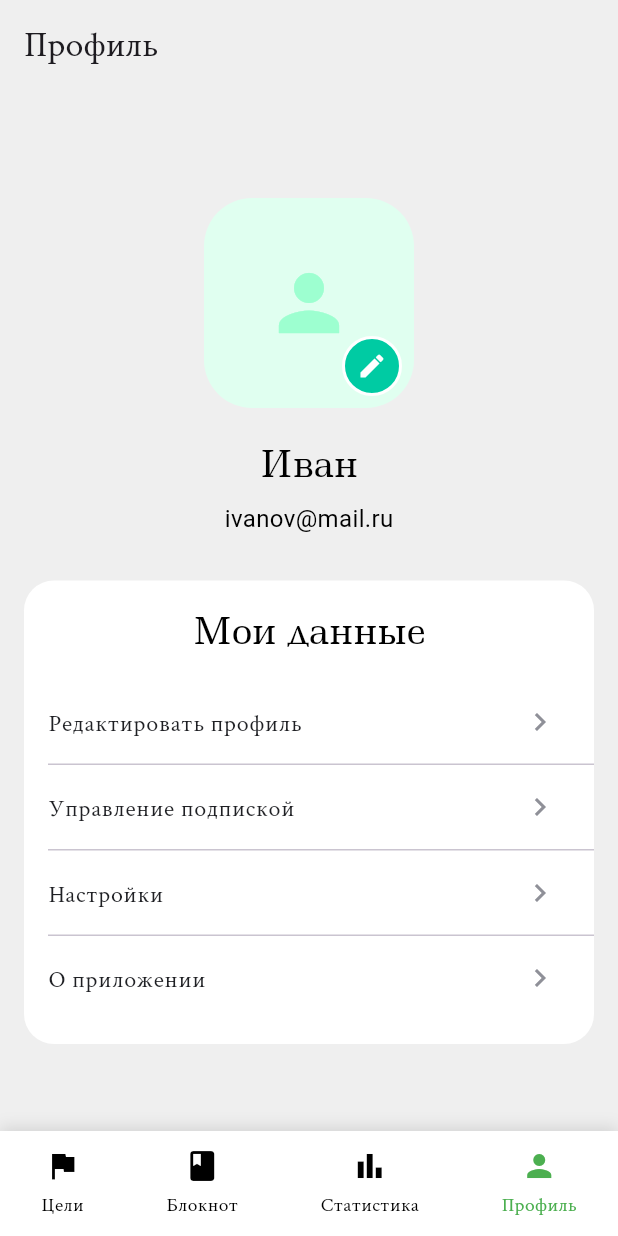
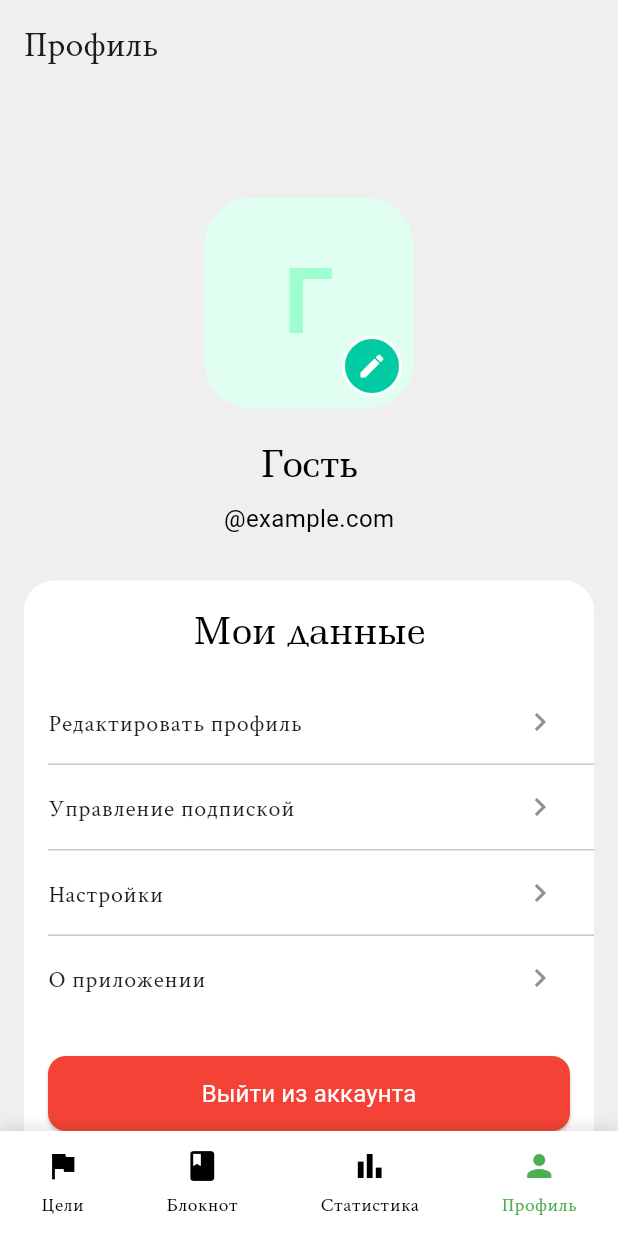
Before and after one commit to git-company-tp10-1/main, a Flutter app: the MainScreen screen opened directly, swiped to page 4, on a phone screen of 412 x 824 dp. Run offline on Flutter 3.47's test engine with Material 3 defaults, Android fonts, the phone set to English and light mode, and no system bars; our stand-ins replace shared_preferences; accounts and stored records are empty; network calls fail; Roboto replaces fonts that are missing (Anonymous Pro).

Commit message:
New branch

```diff
--- a/lib/core/navigation/routes.dart
+++ b/lib/core/navigation/routes.dart
@@ -11,13 +11,13 @@ import '../../presentation/screens/statistics.dart';
 
 
 final Map<String, WidgetBuilder> appRoutes = {
-  '/': (context) => const MainScreen(),
+  '/': (context) => const MainScreen(username: '',),
   '/auth': (context) => const AuthorizeScreen(),
   '/registration': (context) => const RegistrationScreen(),
   '/permission': (context) => const PermissionsScreen(),
   '/pay': (context) => const PaymentScreen(),
   '/notes': (context) => const NotesScreen(selectedDay: '', token: '',),
   '/recovery': (context) => const PasswordRecoveryScreen(),
-  '/profile': (context) => const ProfileScreen(),
+  '/profile': (context) => const ProfileScreen(userEmail: '',),
   '/stats': (context) => const StatisticsScreen(selectedDay: '',),
 };
--- a/lib/presentation/screens/main_screen.dart
+++ b/lib/presentation/screens/main_screen.dart
@@ -7,8 +7,13 @@ import '../../widgets/week_day_selector.dart';
 
 class MainScreen extends StatefulWidget {
   final bool isGuest;
+  final String username;
 
-  const MainScreen({super.key, this.isGuest = false});
+  const MainScreen({
+    super.key,
+    this.isGuest = false,
+    required this.username,
+  });
 
   @override
   State<MainScreen> createState() => _MainScreenState();
@@ -16,21 +21,28 @@ class MainScreen extends StatefulWidget {
 
 class _MainScreenState extends State<MainScreen> {
   int _currentIndex = 2;
-  String _selectedDay = 'ПН';
+  late String _selectedDay;
   final PageController _pageController = PageController(initialPage: 2);
 
+  @override
+  void initState() {
+    super.initState();
+    _selectedDay = _getCurrentWeekDay();
+  }
+
+  String _getCurrentWeekDay() {
+    final now = DateTime.now();
+    final weekDays = ['ПН', 'ВТ', 'СР', 'ЧТ', 'ПТ', 'СБ', 'ВС'];
+    // DateTime.now().weekday возвращает 1-7 (1=понедельник, 7=воскресенье)
+    return weekDays[now.weekday - 1];
+  }
   String _getAppBarTitle() {
     switch (_currentIndex) {
-      case 0:
-        return 'Цели';
-      case 1:
-        return 'Блокнот';
-      case 2:
-        return 'Статистика';
-      case 3:
-        return 'Профиль';
-      default:
-        return 'Статистика';
+      case 0: return 'Цели';
+      case 1: return 'Блокнот';
+      case 2: return 'Статистика';
+      case 3: return 'Профиль';
+      default: return 'Статистика';
     }
   }
 
@@ -86,7 +98,9 @@ class _MainScreenState extends State<MainScreen> {
                 GoalsScreen(),
                 NotesScreen(selectedDay: _selectedDay, token: ''),
                 StatisticsScreen(selectedDay: _selectedDay),
-                const ProfileScreen(),
+                ProfileScreen(
+                  userEmail: widget.isGuest ? '' : '${widget.username}@example.com',
+                ),
               ],
             ),
           ),
--- a/lib/presentation/screens/profile.dart
+++ b/lib/presentation/screens/profile.dart
@@ -1,10 +1,29 @@
 import 'package:flutter/material.dart';
+import '../../service/api_service.dart';
 
 class ProfileScreen extends StatelessWidget {
-  const ProfileScreen({super.key});
+  final String? userEmail;  // Может быть null
+
+  const ProfileScreen({super.key, this.userEmail});
+
+  String getUsernameFromEmail() {
+    final email = userEmail?.trim() ?? '';
+    if (email.isEmpty) return 'Пользователь';
+    final username = email.split('@').first.replaceAll('.', ' ');
+
+    // Делаем первую букву заглавной
+    return username.isNotEmpty
+        ? username[0].toUpperCase() + username.substring(1)
+        : 'Гость';
+  }
 
   @override
   Widget build(BuildContext context) {
+    final username = getUsernameFromEmail();
+    final firstLetter = username.isNotEmpty
+        ? username.substring(0, 1).toUpperCase()
+        : 'G';  // Заглушка, если имя пустое
+
     return Scaffold(
       appBar: AppBar(
         automaticallyImplyLeading: false,
@@ -15,9 +34,23 @@ class ProfileScreen extends StatelessWidget {
           child: Column(
             children: [
               const SizedBox(height: 20),
+              _buildUserAvatar(firstLetter),
+              const SizedBox(height: 20),
+              _buildUsername(username),
+              const SizedBox(height: 8),
+              _buildUserEmail(userEmail),
+              const SizedBox(height: 30),
+              _buildSettingsCard(context),
+            ],
+          ),
+        ),
+      ),
+    );
+  }
 
-              // Аватар пользователя
-              Center(
+  // Аватарка (первая буква имени)
+  Widget _buildUserAvatar(String firstLetter) {
+    return Center(
       child: Stack(
         children: [
           Container(
@@ -27,11 +60,14 @@ class ProfileScreen extends StatelessWidget {
               color: const Color(0xFFE0FFF0),
               borderRadius: BorderRadius.circular(32),
             ),
-                      child: const Center(
-                        child: Icon(
-                          Icons.person,
-                          size: 60,
+            child: Center(
+              child: Text(
+                firstLetter,
+                style: const TextStyle(
+                  fontSize: 60,
                   color: Color(0xFF9DFFD0),
+                  fontWeight: FontWeight.bold,
+                ),
               ),
             ),
           ),
@@ -51,47 +87,47 @@ class ProfileScreen extends StatelessWidget {
           ),
         ],
       ),
-              ),
-
-              const SizedBox(height: 20),
+    );
+  }
 
   // Имя пользователя
-              const Text(
-                'Иван',
-                style: TextStyle(
+  Widget _buildUsername(String username) {
+    return Text(
+      username,
+      style: const TextStyle(
         color: Colors.black,
         fontSize: 24,
         fontFamily: 'Ledger',
         fontWeight: FontWeight.w400,
       ),
-              ),
+    );
+  }
 
-              const SizedBox(height: 8),
-
-              // Email пользователя
-              const Text(
-                'ivanov@mail.ru',
-                style: TextStyle(
+  // Email пользователя (если есть)
+  Widget _buildUserEmail(String? email) {
+    return Text(
+      email ?? 'Не указан',
+      style: const TextStyle(
         color: Colors.black,
         fontSize: 16,
         fontFamily: 'Anonymous Pro',
         fontWeight: FontWeight.w400,
       ),
-              ),
+    );
+  }
 
-              const SizedBox(height: 30),
-
-              // Карточка с настройками
-              Container(
+  // Настройки профиля + кнопка выхода
+  Widget _buildSettingsCard(BuildContext context) {
+    return Container(
       width: double.infinity,
       decoration: BoxDecoration(
         color: Colors.white,
         borderRadius: BorderRadius.circular(20),
       ),
-                child: const Column(
+      child: Column(
         children: [
-                    SizedBox(height: 16),
-                    Text(
+          const SizedBox(height: 16),
+          const Text(
             'Мои данные',
             style: TextStyle(
               color: Colors.black,
@@ -100,29 +136,75 @@ class ProfileScreen extends StatelessWidget {
               fontWeight: FontWeight.w400,
             ),
           ),
-                    SizedBox(height: 16),
-                    _ProfileMenuItem(title: 'Редактировать профиль'),
-                    Divider(height: 1, indent: 16),
-                    _ProfileMenuItem(title: 'Управление подпиской'),
-                    Divider(height: 1, indent: 16),
-                    _ProfileMenuItem(title: 'Настройки'),
-                    Divider(height: 1, indent: 16),
-                    _ProfileMenuItem(title: 'О приложении'),
-                    SizedBox(height: 16),
-                  ],
+          const SizedBox(height: 16),
+          const _ProfileMenuItem(title: 'Редактировать профиль'),
+          const Divider(height: 1, indent: 16),
+          const _ProfileMenuItem(title: 'Управление подпиской'),
+          const Divider(height: 1, indent: 16),
+          const _ProfileMenuItem(title: 'Настройки'),
+          const Divider(height: 1, indent: 16),
+          const _ProfileMenuItem(title: 'О приложении'),
+          const SizedBox(height: 16),
+          // Кнопка выхода
+          Padding(
+            padding: const EdgeInsets.symmetric(horizontal: 16, vertical: 8),
+            child: ElevatedButton(
+              style: ElevatedButton.styleFrom(
+                backgroundColor: Colors.red,
+                minimumSize: const Size(double.infinity, 50),
+                shape: RoundedRectangleBorder(
+                  borderRadius: BorderRadius.circular(12),
                 ),
               ),
-            ],
+              onPressed: () => _logout(context),
+              child: const Text(
+                'Выйти из аккаунта',
+                style: TextStyle(color: Colors.white, fontSize: 16),
               ),
             ),
           ),
+          const SizedBox(height: 16),
+        ],
+      ),
     );
+  }
+
+  // Выход из аккаунта
+  void _logout(BuildContext context) async {
+    try {
+      // Показываем индикатор загрузки
+      showDialog(
+        context: context,
+        barrierDismissible: false,
+        builder: (context) => const Center(child: CircularProgressIndicator()),
+      );
+
+      // Вызываем логаут
+      await ApiService().logout();
+
+      // Закрываем индикатор загрузки
+      if (Navigator.canPop(context)) {
+        Navigator.pop(context);
+      }
+
+      // Переходим на экран входа
+      Navigator.pushReplacementNamed(context, '/auth');
+    } catch (e) {
+      // Закрываем индикатор загрузки при ошибке
+      if (Navigator.canPop(context)) {
+        Navigator.pop(context);
+      }
+
+      // Показываем сообщение об ошибке
+      ScaffoldMessenger.of(context).showSnackBar(
+        SnackBar(content: Text('Ошибка при выходе: ${e.toString()}')),
+      );
+    }
   }
 }
 
 class _ProfileMenuItem extends StatelessWidget {
   final String title;
-
   const _ProfileMenuItem({required this.title});
 
   @override
```
Also changed, not shown: lib/presentation/screens/authorize.dart (+17 -11 lines), lib/presentation/screens/registration.dart (+17 -17 lines), lib/service/api_service.dart (+27 -7 lines), lib/widgets/week_day_selector.dart (+51 -13 lines). Lines whose indentation alone changed are shown as unchanged.
